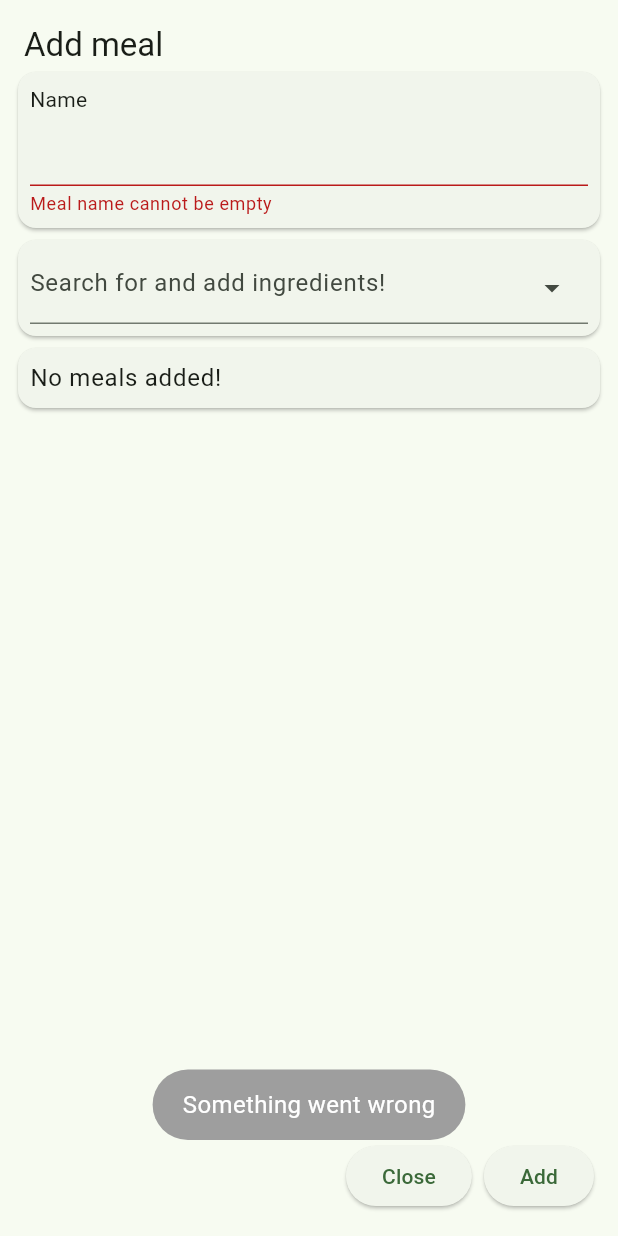
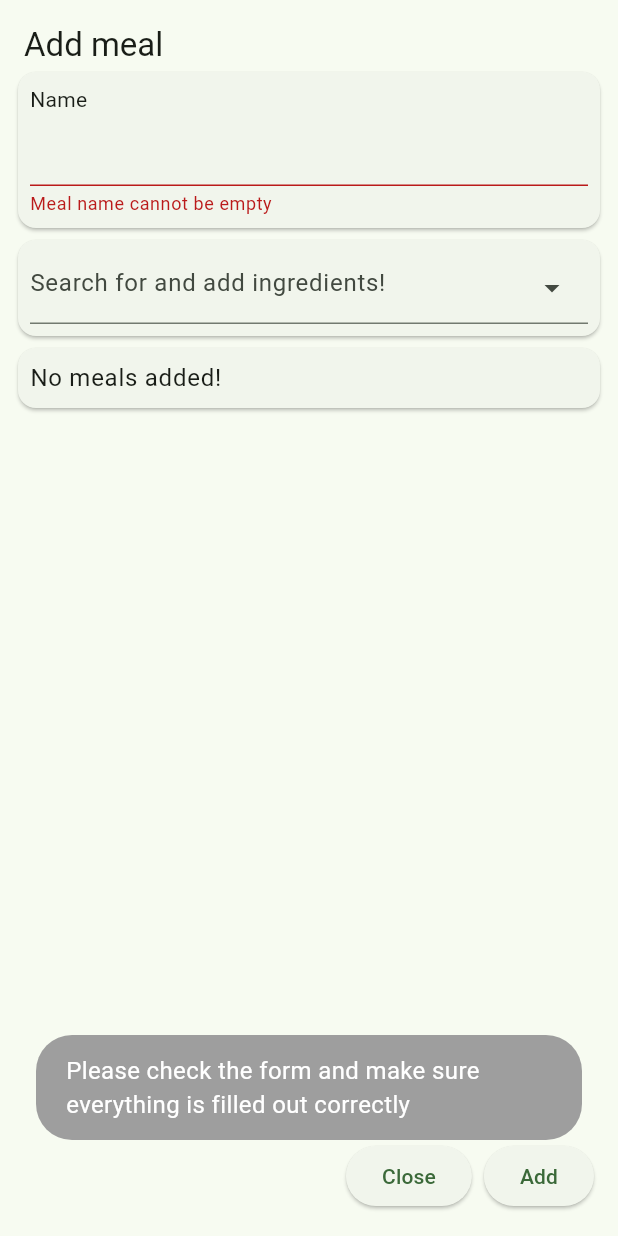
Before and after one commit to Chessner/meal_planner, a Flutter app: the AddMealForm widget shown alone on an empty page, opened directly, after a tap on "Add", on a phone screen of 412 x 824 dp. Run offline on Flutter 3.47's test engine with Material 2 defaults, Android fonts, the phone set to English and light mode, and no system bars; drawn by our look-alikes of calendar_view, dropdown_search; our stand-ins replace fluttertoast, sqflite; accounts and stored records are empty.

```diff
--- a/lib/add_meal_form.dart
+++ b/lib/add_meal_form.dart
@@ -165,71 +165,9 @@ class _AddMealFormState extends State<AddMealForm> {
                         );
                       },
                     ),
-                    Card(
-                      child: Padding(
-                        padding: const EdgeInsets.all(8.0),
-                        child: _selectedIngredientsAndAmount.isEmpty
-                            ? Row(
-                                children: [
-                                  Text(
-                                    "No meals added!",
-                                    style:
-                                        Theme.of(context).textTheme.bodyLarge,
-                                  ),
-                                ],
-                              )
-                            : ListView.builder(
-                                physics: const NeverScrollableScrollPhysics(),
-                                shrinkWrap: true,
-                                itemBuilder: (BuildContext context, int index) {
-                                  return Column(
-                                    children: [
-                                      Row(
-                                        children: [
-                                          Expanded(
-                                            flex: 2,
-                                            child: Text(
-                                              _selectedIngredientsAndAmount[
-                                                      index]
-                                                  .item1
-                                                  .name,
-                                              style: Theme.of(context)
-                                                  .textTheme
-                                                  .bodyLarge,
-                                            ),
-                                          ),
-                                          Expanded(
-                                            child: Padding(
-                                              padding:
-                                                  const EdgeInsets.fromLTRB(
-                                                0,
-                                                0,
-                                                8,
-                                                0,
-                                              ),
-                                              child: AmountInputField(
-                                                suffix: Ingredient.suffixOf(
-                                                    _selectedIngredientsAndAmount[
-                                                            index]
-                                                        .item1
-                                                        .unit),
-                                                onSaved: (String? amount) {
-                                                  _selectedIngredientsAndAmount[
-                                                              index]
-                                                          .item2 =
-                                                      double.parse(amount!);
-                                                },
-                                              ),
-                                            ),
-                                          ),
-                                        ],
-                                      ),
-                                    ],
-                                  );
-                                },
-                                itemCount: _selectedIngredientsAndAmount.length,
-                              ),
-                      ),
+                    IngredientAmountList(
+                      selectedIngredientsAndAmount:
+                          _selectedIngredientsAndAmount,
                     ),
                     SizedBox(
                       height: MediaQuery.of(context).viewInsets.bottom > 60
@@ -256,7 +194,7 @@ class _AddMealFormState extends State<AddMealForm> {
                               Meal? meal = await _onSubmit();
                               if (meal == null) {
                                 MealPlannerToast.showLongToast(
-                                    "Something went wrong");
+                                    "Please check the form and make sure everything is filled out correctly");
                               } else {
                                 Future.delayed(Duration.zero, () {
                                   Navigator.of(context)
@@ -272,6 +210,75 @@ class _AddMealFormState extends State<AddMealForm> {
             ],
           ),
         ),
+      ),
+    );
+  }
+}
+
+class IngredientAmountList extends StatelessWidget {
+  const IngredientAmountList({
+    super.key,
+    required List<Tuple<Ingredient, num>> selectedIngredientsAndAmount,
+  }) : _selectedIngredientsAndAmount = selectedIngredientsAndAmount;
+
+  final List<Tuple<Ingredient, num>> _selectedIngredientsAndAmount;
+
+  @override
+  Widget build(BuildContext context) {
+    return Card(
+      child: Padding(
+        padding: const EdgeInsets.all(8.0),
+        child: _selectedIngredientsAndAmount.isEmpty
+            ? Row(
+                children: [
+                  Text(
+                    "No meals added!",
+                    style: Theme.of(context).textTheme.bodyLarge,
+                  ),
+                ],
+              )
+            : ListView.builder(
+                physics: const NeverScrollableScrollPhysics(),
+                shrinkWrap: true,
+                itemBuilder: (BuildContext context, int index) {
+                  return Column(
+                    children: [
+                      Row(
+                        children: [
+                          Expanded(
+                            flex: 2,
+                            child: Text(
+                              _selectedIngredientsAndAmount[index].item1.name,
+                              style: Theme.of(context).textTheme.bodyLarge,
+                            ),
+                          ),
+                          Expanded(
+                            child: Padding(
+                              padding: const EdgeInsets.fromLTRB(
+                                0,
+                                0,
+                                8,
+                                0,
+                              ),
+                              child: AmountInputField(
+                                suffix: Ingredient.suffixOf(
+                                    _selectedIngredientsAndAmount[index]
+                                        .item1
+                                        .unit),
+                                onSaved: (String? amount) {
+                                  _selectedIngredientsAndAmount[index].item2 =
+                                      double.parse(amount!);
+                                },
+                              ),
+                            ),
+                          ),
+                        ],
+                      ),
+                    ],
+                  );
+                },
+                itemCount: _selectedIngredientsAndAmount.length,
+              ),
       ),
     );
   }
```
